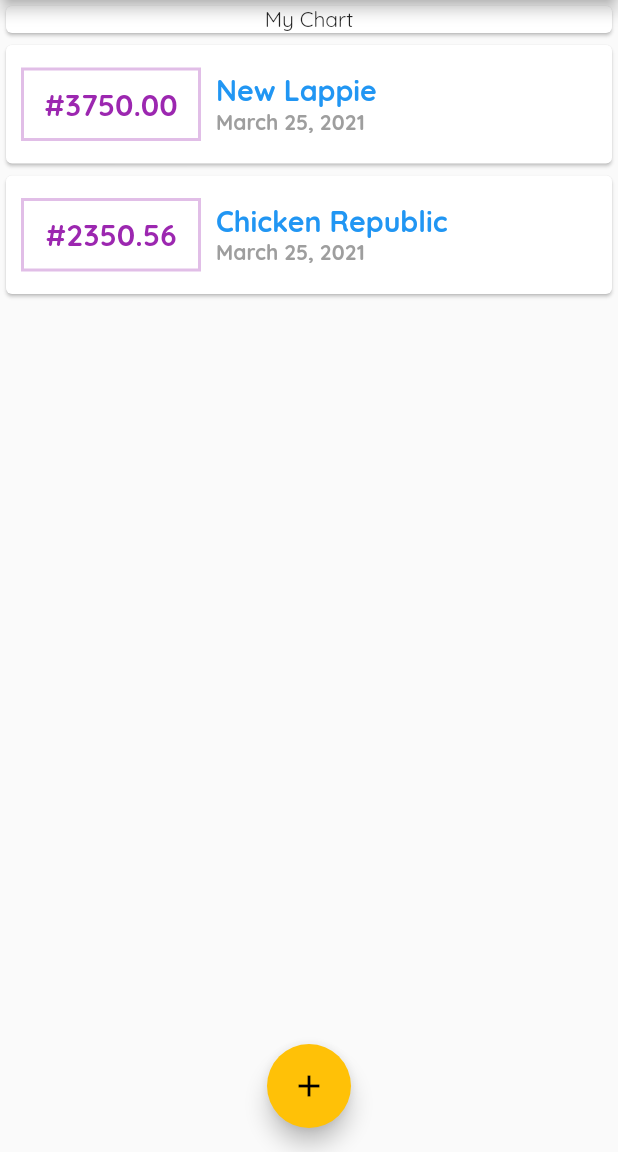
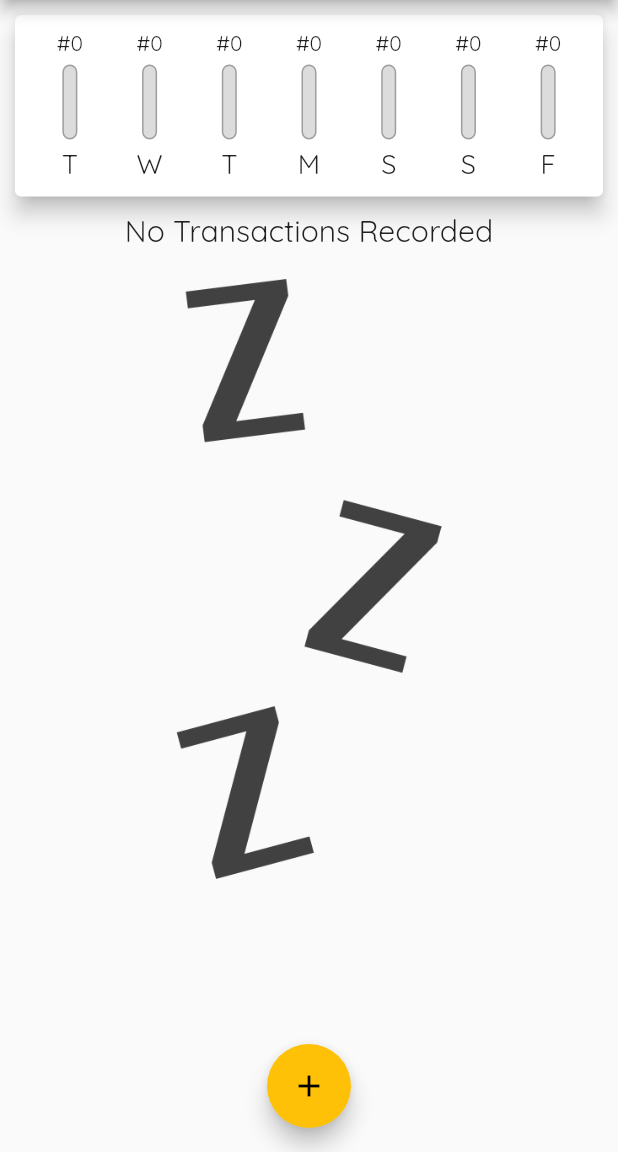
Before and after one commit to dro-1/expense_tracker, a Flutter app: the screen it shows after launch, on a phone screen of 412 x 824 dp, the part 84-1236 px from its top. Run offline on Flutter 3.47's test engine with Material 2 defaults, Android fonts, the phone set to English and light mode, and no system bars.

Commit message:
Added Charts

```diff
--- a/lib/main.dart
+++ b/lib/main.dart
@@ -2,6 +2,7 @@ import 'package:flutter/material.dart';
 
 import './widgets/transaction_list.dart';
 import './widgets/new_transaction.dart';
+import './widgets/chart.dart';
 import './models/transaction.dart';
 
 void main() => runApp(MyApp());
@@ -28,19 +29,29 @@ class MyHomePage extends StatefulWidget {
 
 class _MyHomePageState extends State<MyHomePage> {
   final List<Transaction> transactions = [
-    Transaction(
-      date: DateTime.now(),
-      id: 't0',
-      amount: 3750,
-      title: 'New Lappie',
-    ),
-    Transaction(
-      date: DateTime.now(),
-      id: 't1',
-      amount: 2350.56,
-      title: 'Chicken Republic',
-    ),
+    // Transaction(
+    //   date: DateTime.now(),
+    //   id: 't0',
+    //   amount: 3750,
+    //   title: 'New Lappie',
+    // ),
+    // Transaction(
+    //   date: DateTime.now(),
+    //   id: 't1',
+    //   amount: 2350.56,
+    //   title: 'Chicken Republic',
+    // ),
   ];
+
+  List<Transaction> get recentTransactions {
+    return transactions.where((tx) {
+      return tx.date.isAfter(
+        DateTime.now().subtract(
+          Duration(days: 7),
+        ),
+      );
+    }).toList();
+  }
 
   void createTransaction({@required String title, @required double amount}) {
     if (title.isEmpty || amount <= 0) {
@@ -90,15 +101,7 @@ class _MyHomePageState extends State<MyHomePage> {
         child: Column(
           crossAxisAlignment: CrossAxisAlignment.center,
           children: <Widget>[
-            Container(
-              width: double.infinity,
-              child: Card(
-                child: Text(
-                  'My Chart',
-                  textAlign: TextAlign.center,
-                ),
-              ),
-            ),
+            Chart(recentTransactions),
             TransactionList(transactions),
           ],
         ),
--- /dev/null
+++ b/lib/widgets/chart.dart
@@ -0,0 +1,71 @@
+import 'package:expense_tracker/widgets/chart_bar.dart';
+import 'package:flutter/material.dart';
+import 'package:intl/intl.dart';
+
+import './../models/transaction.dart';
+
+class Chart extends StatelessWidget {
+  final List<Transaction> recentTransactions;
+
+  Chart(this.recentTransactions);
+
+  double get totalWeekAmount {
+    return recentTransactions.fold(0.0, (previousValue, item) {
+      return previousValue + item.amount;
+    });
+  }
+
+  List<Map<String, Object>> get groupedTransactionValues {
+    return List.generate(
+      7,
+      (index) {
+        final weekDay = DateTime.now().subtract(
+          Duration(days: index),
+        );
+
+        var totalDaySum = 0.0;
+        for (int i = 0; i < recentTransactions.length; i++) {
+          if (recentTransactions[i].date.day == weekDay.day &&
+              recentTransactions[i].date.month == weekDay.month &&
+              recentTransactions[i].date.year == weekDay.year) {
+            totalDaySum += recentTransactions[i].amount;
+          }
+        }
+        return {
+          'day': DateFormat.E().format(weekDay).substring(0, 1),
+          'amount': totalDaySum
+        };
+      },
+    );
+  }
+
+  @override
+  Widget build(BuildContext context) {
+    print(groupedTransactionValues);
+    return groupedTransactionValues.length > 0
+        ? Card(
+            elevation: 6,
+            margin: EdgeInsets.all(10),
+            child: Padding(
+              padding: const EdgeInsets.all(10),
+              child: Row(
+                mainAxisAlignment: MainAxisAlignment.spaceAround,
+                children: groupedTransactionValues.map(
+                  (data) {
+                    print(data['amount']);
+                    var amountPercentage = totalWeekAmount == 0
+                        ? 0.0
+                        : (data['amount'] as double) / totalWeekAmount;
+                    return Flexible(
+                      fit: FlexFit.tight,
+                      child: ChartBar(
+                          data['amount'], amountPercentage, data['day']),
+                    );
+                  },
+                ).toList(),
+              ),
+            ),
+          )
+        : Text('There are no transactions');
+  }
+}
--- /dev/null
+++ b/lib/widgets/chart_bar.dart
@@ -0,0 +1,54 @@
+import 'package:flutter/material.dart';
+
+class ChartBar extends StatelessWidget {
+  final String label;
+  final double amount;
+  final double amountPercentage;
+
+  ChartBar(this.amount, this.amountPercentage, this.label);
+
+  @override
+  Widget build(BuildContext context) {
+    return Column(
+      children: <Widget>[
+        FittedBox(
+          child: Text('#${amount.toStringAsFixed(0)}'),
+        ),
+        SizedBox(
+          height: 5,
+        ),
+        Container(
+            height: 50,
+            width: 10,
+            child: Stack(
+              children: <Widget>[
+                Container(
+                  decoration: BoxDecoration(
+                      border: Border.all(
+                        color: Colors.grey,
+                        width: 1.0,
+                      ),
+                      color: Color.fromRGBO(220, 220, 220, 1),
+                      borderRadius: BorderRadius.circular(10)),
+                ),
+                FractionallySizedBox(
+                  heightFactor: amountPercentage,
+                  child: Container(
+                    decoration: BoxDecoration(
+                        color: Theme.of(context).primaryColor,
+                        borderRadius: BorderRadius.circular(10)),
+                  ),
+                )
+              ],
+            )),
+        SizedBox(
+          height: 5,
+        ),
+        Text(
+          label,
+          style: TextStyle(fontSize: 18),
+        ),
+      ],
+    );
+  }
+}
--- a/lib/widgets/transaction_list.dart
+++ b/lib/widgets/transaction_list.dart
@@ -13,12 +13,29 @@ class TransactionList extends StatelessWidget {
     return Container(
         width: double.infinity,
         height: 500,
-      child: ListView(
+        child: transactions.length > 0
+            ? ListView(
                 children: transactions
                     .map(
                       (transaction) => TransactionWidget(transaction),
                     )
-              .toList()),
-    );
+                    .toList())
+            : Column(
+                children: <Widget>[
+                  Text(
+                    'No Transactions Recorded',
+                    style: TextStyle(
+                      fontSize: 20,
+                    ),
+                  ),
+                  SizedBox(height: 20),
+                  Container(
+                      height: 400,
+                      child: Image.asset(
+                        'assets/images/waiting.png',
+                        fit: BoxFit.cover,
+                      )),
+                ],
+              ));
   }
 }
--- a/pubspec.yaml
+++ b/pubspec.yaml
@@ -43,8 +43,8 @@ flutter:
   # the material Icons class.
   uses-material-design: true
   # To add assets to your application, add an assets section, like this:
-  # assets:
-  #   - images/a_dot_burr.jpeg
+  assets:
+    - assets/images/waiting.png
   #   - images/a_dot_ham.jpeg
   # An image asset can refer to one or more resolution-specific "variants", see
   # https://flutter.dev/assets-and-images/#resolution-aware.
```
Also changed, not shown: assets/images/waiting.png (added). Lines whose indentation alone changed are shown as unchanged.
